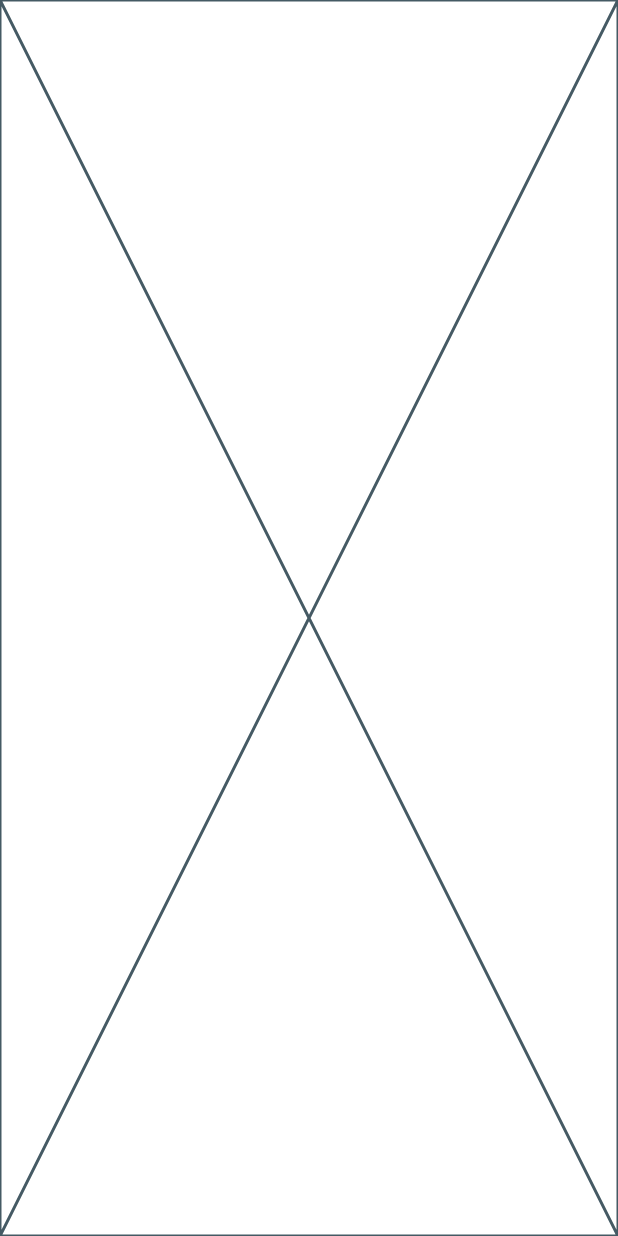
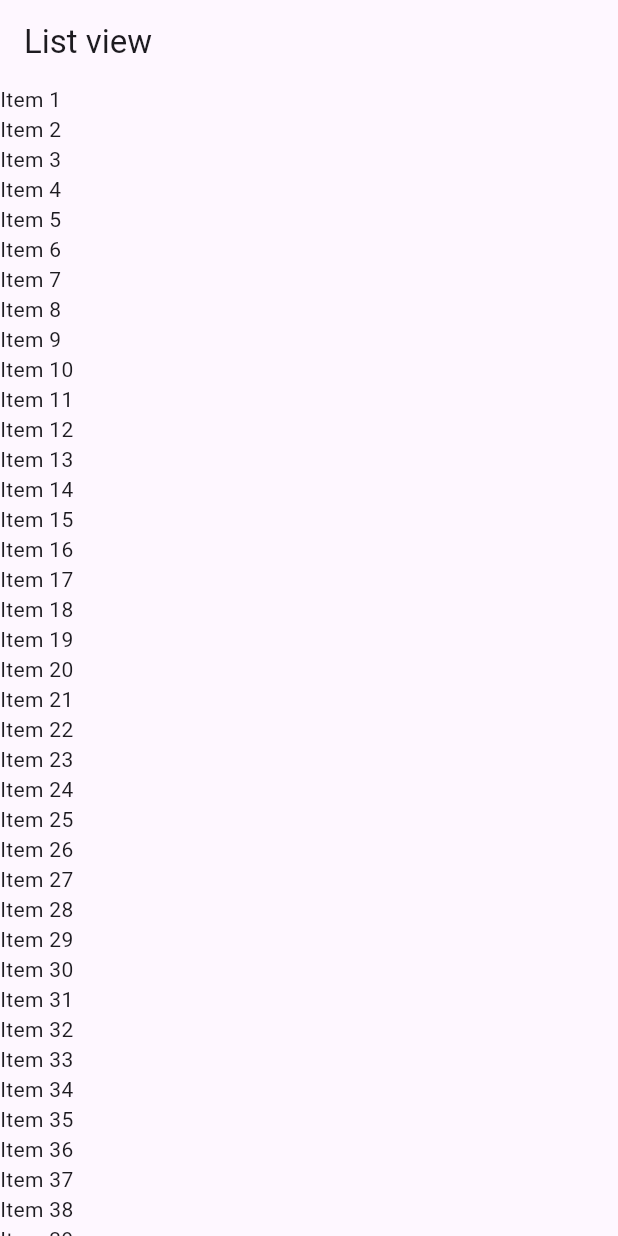
Before and after one commit to rijwan-uddin/Flutter-view-widgets, a Flutter app: the screen it shows after launch, on a phone screen of 412 x 824 dp. Run offline on Flutter 3.47's test engine with Material 3 defaults, Android fonts, the phone set to English and light mode, and no system bars.

Commit message:
Loop using in list

```diff
--- a/lib/list_view.dart
+++ b/lib/list_view.dart
@@ -7,6 +7,17 @@ class ListviewExample extends StatelessWidget {
 
   @override
   Widget build(BuildContext context) {
-    return const Placeholder();
+    List <String> items = List.generate(100, (index) =>'Item ${index+1}' );
+    return Scaffold(
+
+      appBar: AppBar(title: Text('List view'),),
+      body: ListView(
+        children:items.map((e)=>Text(e)).toList(),
+      ),
+
+
+
+
+    );
   }
 }
```
